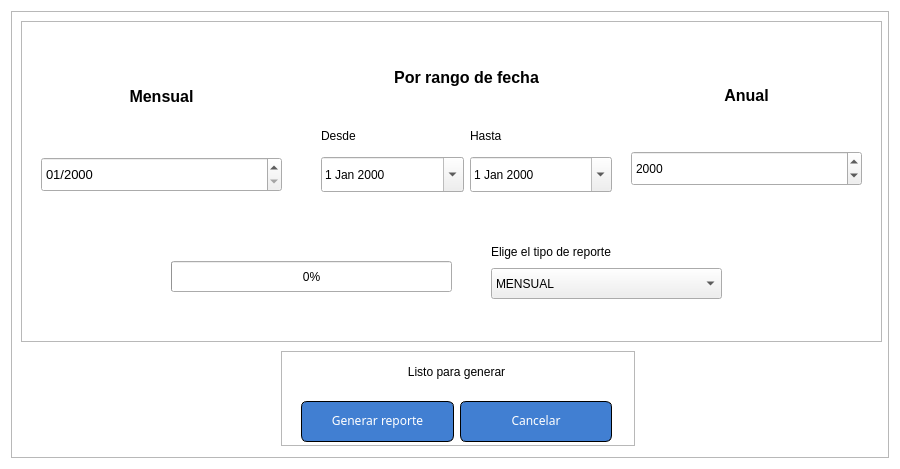
Above: src/ui/ventanas/ventanas_qt/VentanaGenerarReporte.ui from alonso-04/DGTIC-APP before the change. Below: the same form after it.
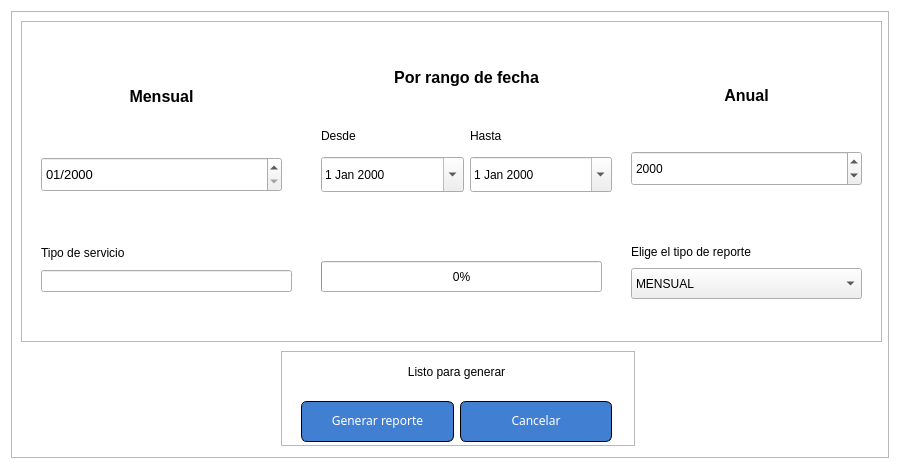
That is the form after the change. Icons and pictures are not drawn.

Commit message: Anidando el reporte de los servicios por el tipo de servicio prestado

What changed in the file:
```diff
--- a/src/ui/ventanas/ventanas_qt/VentanaGenerarReporte.ui
+++ b/src/ui/ventanas/ventanas_qt/VentanaGenerarReporte.ui
@@ -98,7 +98,7 @@
       <widget class="QProgressBar" name="barraProgresoReporte">
        <property name="geometry">
         <rect>
-         <x>150</x>
+         <x>300</x>
          <y>240</y>
          <width>281</width>
          <height>31</height>
@@ -163,7 +163,7 @@
         </item>
        </layout>
       </widget>
-      <widget class="QWidget" name="">
+      <widget class="QWidget" name="layoutWidget">
        <property name="geometry">
         <rect>
          <x>300</x>
@@ -267,7 +267,7 @@
         </item>
        </layout>
       </widget>
-      <widget class="QWidget" name="">
+      <widget class="QWidget" name="layoutWidget">
        <property name="geometry">
         <rect>
          <x>610</x>
@@ -317,10 +317,10 @@
         </item>
        </layout>
       </widget>
-      <widget class="QWidget" name="">
+      <widget class="QWidget" name="layoutWidget">
        <property name="geometry">
         <rect>
-         <x>470</x>
+         <x>610</x>
          <y>220</y>
          <width>231</width>
          <height>58</height>
@@ -371,6 +371,33 @@
         </item>
        </layout>
       </widget>
+      <widget class="QWidget" name="layoutWidget">
+       <property name="geometry">
+        <rect>
+         <x>20</x>
+         <y>220</y>
+         <width>251</width>
+         <height>51</height>
+        </rect>
+       </property>
+       <layout class="QVBoxLayout" name="vlFiltroTipoServicio">
+        <item>
+         <widget class="QLabel" name="labelTipoServicio">
+          <property name="font">
+           <font>
+            <pointsize>9</pointsize>
+           </font>
+          </property>
+          <property name="text">
+           <string>Tipo de servicio</string>
+          </property>
+         </widget>
+        </item>
+        <item>
+         <widget class="QLineEdit" name="inputTipoServicio"/>
+        </item>
+       </layout>
+      </widget>
      </widget>
      <widget class="QFrame" name="frameSeccionInferiorReporte">
       <property name="geometry">
```
The commit also changes 7 other files.
